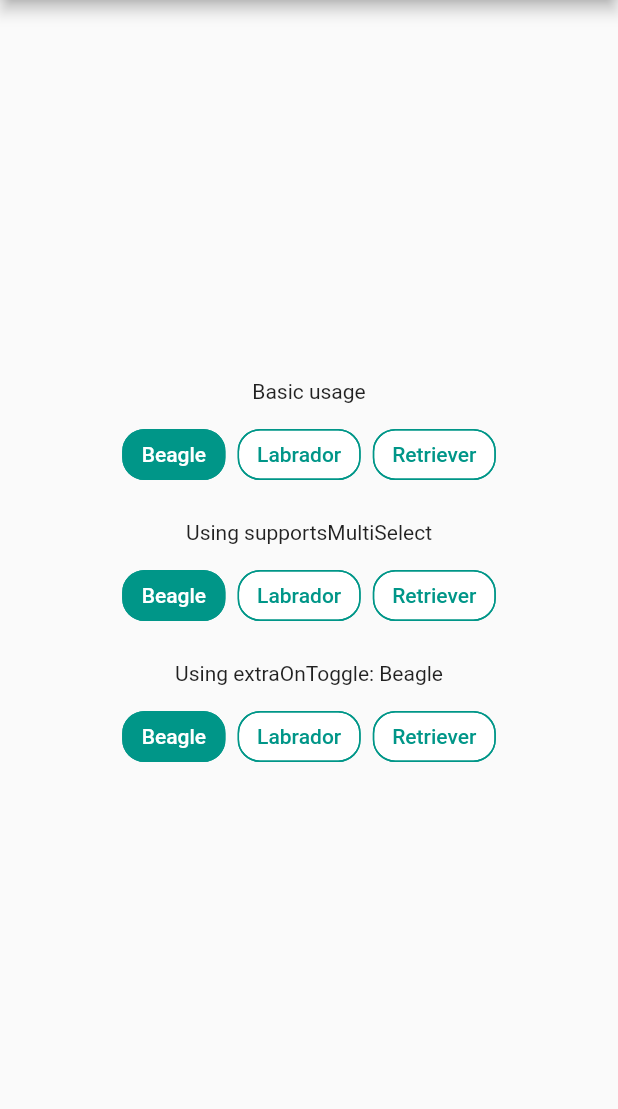
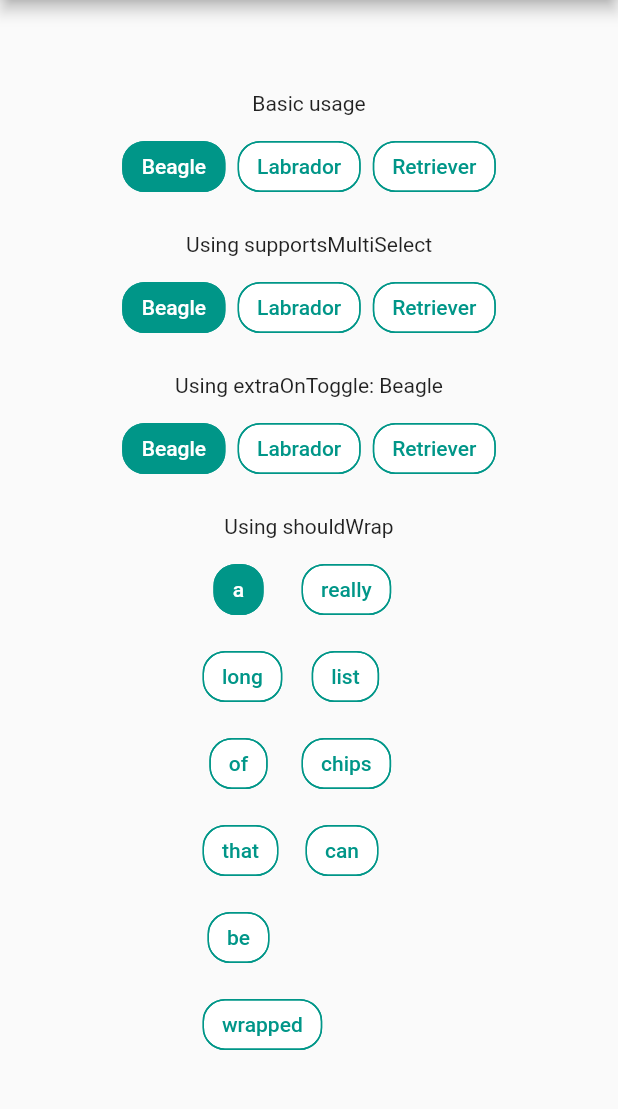
Before and after one commit to bossbeagle1509/chip_list, a Flutter app: the screen it shows after launch, on a phone screen of 412 x 824 dp, the part 84-1193 px from its top. Run offline on Flutter 3.47's test engine with Material 2 defaults, Android fonts, the phone set to English and light mode, and no system bars.

Commit message:
Added support for wrapping a ChipList

```diff
--- a/example/lib/main.dart
+++ b/example/lib/main.dart
@@ -40,8 +40,7 @@ class _HomePageState extends State<HomePage> {
       appBar: AppBar(
         title: const Text('Chip List Demo'),
       ),
-      body: Center(
-        child: Column(
+      body: Column(
         mainAxisAlignment: MainAxisAlignment.center,
         children: [
           // Basic usage
@@ -96,8 +95,41 @@ class _HomePageState extends State<HomePage> {
               setState(() {});
             },
           ),
+
+          // Using [shouldWrap]
+          const SizedBox(
+            height: 20,
+          ),
+          const Text('Using shouldWrap'),
+          const SizedBox(
+            height: 10,
+          ),
+          SizedBox(
+            width: 150,
+            child: ChipList(
+              listOfChipNames: const [
+                'a',
+                'really',
+                'long',
+                'list',
+                'of',
+                'chips',
+                'that',
+                'can',
+                'be',
+                'wrapped',
               ],
+              activeBgColor: Theme.of(context).primaryColor,
+              inactiveBgColor: Colors.white,
+              activeTextColor: Colors.white,
+              inactiveTextColor: Theme.of(context).primaryColor,
+              listOfChipIndicesCurrentlySeclected: [0],
+              shouldWrap: true,
+              runSpacing: 10,
+              spacing: 10,
             ),
+          ),
+        ],
       ),
     );
   }
--- a/lib/chip_list.dart
+++ b/lib/chip_list.dart
@@ -1,4 +1,5 @@
 library chip_list;
+
 import 'package:flutter/material.dart';
 
 typedef OnToggle = void Function(int index);
@@ -22,6 +23,17 @@ class ChipList extends StatefulWidget {
     this.supportsMultiSelect = false,
     this.style,
     this.extraOnToggle,
+    this.shouldWrap = false,
+    this.scrollPhysics,
+    this.mainAxisAlignment = MainAxisAlignment.center,
+    this.wrapAlignment = WrapAlignment.start,
+    this.wrapCrossAlignment = WrapCrossAlignment.start,
+    this.axis = Axis.horizontal,
+    this.runAlignment = WrapAlignment.start,
+    this.runSpacing = 0.0,
+    this.spacing = 0.0,
+    this.textDirection,
+    this.verticalDirection = VerticalDirection.down,
   }) : super(key: key);
 
   /// In case you chain some *more* logic to this widget's
@@ -59,6 +71,82 @@ class ChipList extends StatefulWidget {
   /// as it will be overwritten by [activeTextColor]
   /// and [inactiveTextColor].
   final TextStyle? style;
+
+  /// Determines if the chip_list should be wrapped.
+  /// If you set it to [true],
+  /// ensure that you wrap the [ChipList]
+  /// within a [SizedBox] and define the [width]
+  /// property.
+  ///
+  /// Defaults to false.
+  final bool shouldWrap;
+
+  /// If you wish to change the [ScrollPhysics]
+  /// of the widget.
+  ///
+  /// Defaults to matching platform conventions.
+  final ScrollPhysics? scrollPhysics;
+
+  /// MainAxisAlignment for the parent [Row] of
+  /// the [ChipList].
+  ///
+  /// Defaults to [MainAxisAlignment.center]
+  final MainAxisAlignment mainAxisAlignment;
+
+  /// [WrapAlignment] used, if [shouldWrap] is [true]
+  ///
+  /// Defaults to [WrapAlignment.start].
+  final WrapAlignment wrapAlignment;
+
+  /// [WrapCrossAlignment] used, if [shouldWrap] is [true]
+  ///
+  /// Defaults to [WrapCrossAlignment.start].
+  final WrapCrossAlignment wrapCrossAlignment;
+
+  /// [Axis] used, if [shouldWrap] is [true]
+  ///
+  /// Defaults to [Axis.horizontal
+  final Axis axis;
+
+  /// [WrapAlignment] used, if [shouldWrap] is [true],
+  ///
+  /// How the runs themselves should
+  ///  be placed in the cross axis.
+  ///
+  /// Defaults to [WrapAlignment.start].
+  final WrapAlignment runAlignment;
+
+  /// [runSpacing] used, if [shouldWrap] is [true],
+  ///
+  /// How much space to place between the
+  /// runs themselves in the cross axis.
+  ///
+  /// Defaults to 0.0.
+  final double runSpacing;
+
+  /// [spacing] used, if [shouldWrap] is [true],
+  ///
+  /// How much space to place between
+  /// children in a run in the main axis.
+  ///
+  /// Defaults to 0.0.
+  final double spacing;
+
+  /// [textDirection] used, if [shouldWrap] is [true],
+  ///
+  /// Determines the order to lay children out
+  /// horizontally and how to interpret start
+  /// and end in the horizontal direction.
+  final TextDirection? textDirection;
+
+  /// [verticalDirection] used, if [shouldWrap] is [true],
+  ///
+  /// Determines the order to lay children out
+  /// vertically and how to interpret start and
+  /// end in the vertical direction.
+  ///
+  /// Defaults to [VerticalDirection.down].
+  final VerticalDirection verticalDirection;
 
   @override
   _ChipListState createState() => _ChipListState();
@@ -140,10 +228,61 @@ class _ChipListState extends State<ChipList> {
 
   @override
   Widget build(BuildContext context) {
-    return SingleChildScrollView(
-      physics: const BouncingScrollPhysics(),
-      scrollDirection: Axis.horizontal,
+    return widget.shouldWrap
+        ? Wrap(
+            children: List.generate(
+              widget.listOfChipNames.length,
+              (index) => Padding(
+                padding: const EdgeInsets.symmetric(horizontal: 4.0),
+                child: ChoiceChip(
+                  label: Text(
+                    widget.listOfChipNames[index],
+                    style: widget.style != null
+                        ? widget.style!.copyWith(
+                            color: _textColorizer(index),
+                          )
+                        : const TextStyle().copyWith(
+                            color: _textColorizer(index),
+                          ),
+                  ),
+                  shape: RoundedRectangleBorder(
+                    borderRadius: BorderRadius.circular(15),
+                    side: BorderSide(color: Theme.of(context).primaryColor),
+                  ),
+                  backgroundColor: _tileColorizer(index),
+                  selected: _checkChipSelectionStatus(index),
+                  selectedColor: Theme.of(context).primaryColor,
+                  onSelected: (val) {
+                    // update other chips depending on value of [supportsMultiSelect]
+                    _handleOnSelected(index);
+
+                    if (widget.extraOnToggle != null) {
+                      widget.extraOnToggle!(index);
+
+                      // prevents further execution,
+                      // thus ensuring setState is not called.
+                      return;
+                    }
+
+                    // update UI
+                    setState(() {});
+                  },
+                ),
+              ),
+            ),
+            alignment: widget.wrapAlignment,
+            crossAxisAlignment: widget.wrapCrossAlignment,
+            direction: widget.axis,
+            runAlignment: widget.runAlignment,
+            runSpacing: widget.runSpacing,
+            spacing: widget.spacing,
+            textDirection: widget.textDirection,
+            verticalDirection: widget.verticalDirection,
+          )
+        : SingleChildScrollView(
+            physics: widget.scrollPhysics ?? const ScrollPhysics(),
             child: Row(
+              mainAxisAlignment: widget.mainAxisAlignment,
               children: List.generate(
                 widget.listOfChipNames.length,
                 (index) => Padding(
--- a/pubspec.yaml
+++ b/pubspec.yaml
@@ -1,6 +1,6 @@
 name: chip_list
 description: Makes creating a list of ChoiceChip-s a breeze. Super customizable as well.
-version: 0.0.1+5
+version: 0.1.1+5
 homepage: https://github.com/bossbeagle1509/chip_list
 
 environment:
```
Also changed, not shown: example/pubspec.lock, example_gif.gif, 2 other files. Lines whose indentation alone changed are shown as unchanged.
